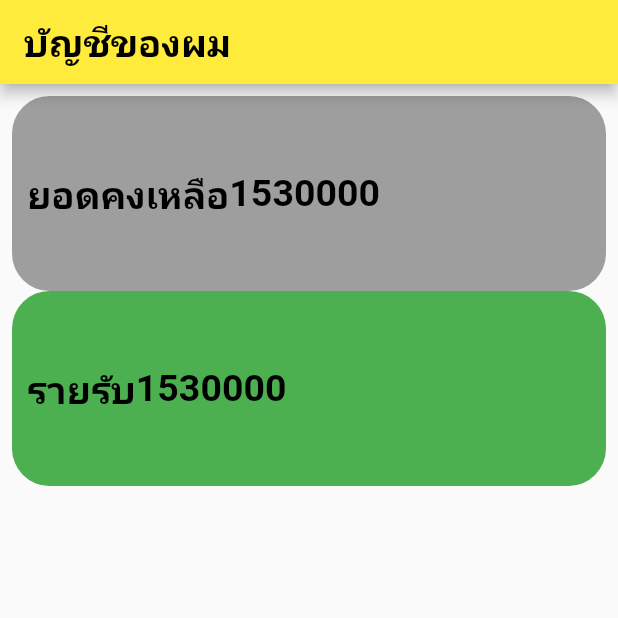
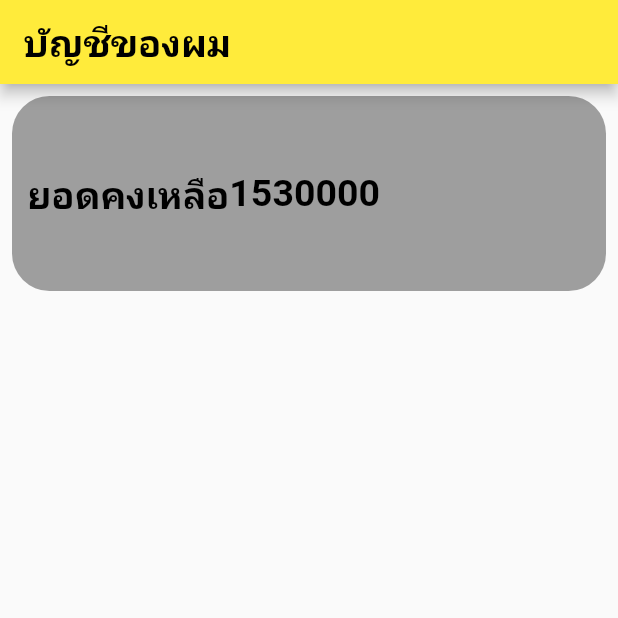
Before and after one commit to SIBPPAKORN/project-flutter_app, a Flutter app: the screen it shows after launch, on a phone screen of 412 x 824 dp, the top half of it. Run offline on Flutter 3.47's test engine with Material 2 defaults, Android fonts, the phone set to English and light mode, and no system bars; missing offline and left inert: dart:html.

Commit message:
my account(5)

```diff
--- a/lib/main.dart
+++ b/lib/main.dart
@@ -47,6 +47,7 @@ class _myhomesibpakornState extends State<myhomesibpakorn> {
                     borderRadius: BorderRadius.circular(25)),
                 height: 130,
                 child: Row(
+                  crossAxisAlignment: CrossAxisAlignment.center,
                   children: [
                     Text(
                       "ยอดคงเหลือ",
@@ -65,31 +66,6 @@ class _myhomesibpakornState extends State<myhomesibpakorn> {
                   ],
                 ),
               ),
-              Container(
-                padding: const EdgeInsets.all(10.0),
-                decoration: BoxDecoration(
-                    color: Colors.green,
-                    borderRadius: BorderRadius.circular(25)),
-                height: 130,
-                child: Row(
-                  children: [
-                    Text(
-                      "รายรับ",
-                      style: TextStyle(
-                          fontSize: 25,
-                          color: Colors.black,
-                          fontWeight: FontWeight.bold),
-                    ),
-                    Text(
-                      "1530000",
-                      style: TextStyle(
-                          fontSize: 25,
-                          color: Colors.black,
-                          fontWeight: FontWeight.bold),
-                    )
-                  ],
-                ),
-              )
             ],
           ),
         ));
```
